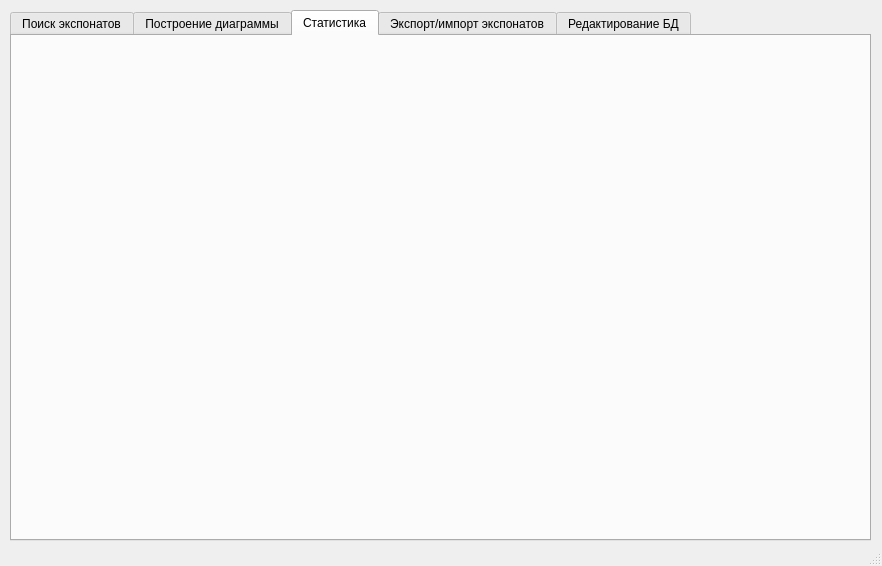
This is UI/MainWindow.ui in greg9804/MuseumIPS as Qt 5 draws it before an edit. The edited form follows.
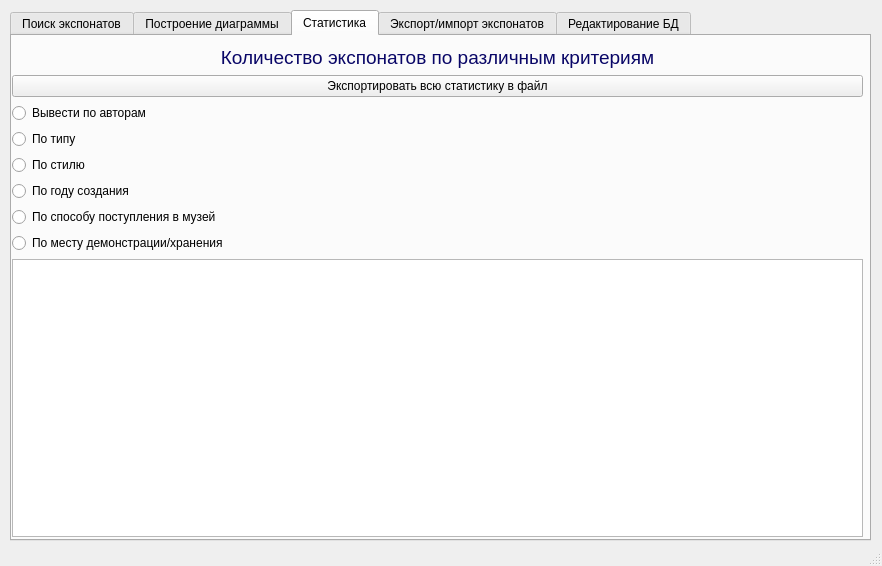
This is the edited form. The open tabs and pages were chosen to show the change.

```diff
--- a/UI/MainWindow.ui
+++ b/UI/MainWindow.ui
@@ -263,6 +263,90 @@
         <attribute name="title">
          <string>Статистика</string>
         </attribute>
+        <widget class="QWidget" name="gridLayoutWidget_2">
+         <property name="geometry">
+          <rect>
+           <x>0</x>
+           <y>10</y>
+           <width>851</width>
+           <height>491</height>
+          </rect>
+         </property>
+         <layout class="QGridLayout" name="gridLayout_2">
+          <item row="3" column="0">
+           <widget class="QRadioButton" name="radioButton_2">
+            <property name="text">
+             <string>По типу</string>
+            </property>
+           </widget>
+          </item>
+          <item row="5" column="0">
+           <widget class="QRadioButton" name="radioButton_4">
+            <property name="text">
+             <string>По году создания</string>
+            </property>
+           </widget>
+          </item>
+          <item row="4" column="0">
+           <widget class="QRadioButton" name="radioButton_3">
+            <property name="text">
+             <string>По стилю</string>
+            </property>
+           </widget>
+          </item>
+          <item row="7" column="0">
+           <widget class="QRadioButton" name="radioButton_6">
+            <property name="text">
+             <string>По месту демонстрации/хранения</string>
+            </property>
+           </widget>
+          </item>
+          <item row="6" column="0">
+           <widget class="QRadioButton" name="radioButton_5">
+            <property name="text">
+             <string>По способу поступления в музей</string>
+            </property>
+           </widget>
+          </item>
+          <item row="1" column="0">
+           <widget class="QPushButton" name="pushButtonStat">
+            <property name="text">
+             <string>Экспортировать всю статистику в файл</string>
+            </property>
+           </widget>
+          </item>
+          <item row="0" column="0">
+           <widget class="QLabel" name="label_9">
+            <property name="font">
+             <font>
+              <pointsize>14</pointsize>
+             </font>
+            </property>
+            <property name="styleSheet">
+             <string notr="true">QLabel {
+	color: rgb(9, 6, 103);
+}</string>
+            </property>
+            <property name="text">
+             <string>Количество экспонатов по различным критериям</string>
+            </property>
+            <property name="alignment">
+             <set>Qt::AlignCenter</set>
+            </property>
+           </widget>
+          </item>
+          <item row="2" column="0">
+           <widget class="QRadioButton" name="radioButton">
+            <property name="text">
+             <string>Вывести по авторам</string>
+            </property>
+           </widget>
+          </item>
+          <item row="8" column="0">
+           <widget class="QListWidget" name="listWidget"/>
+          </item>
+         </layout>
+        </widget>
        </widget>
        <widget class="QWidget" name="expoTab">
         <attribute name="title">
```
Left out of the diff: 28 changed lines with no effect on the pictures.
